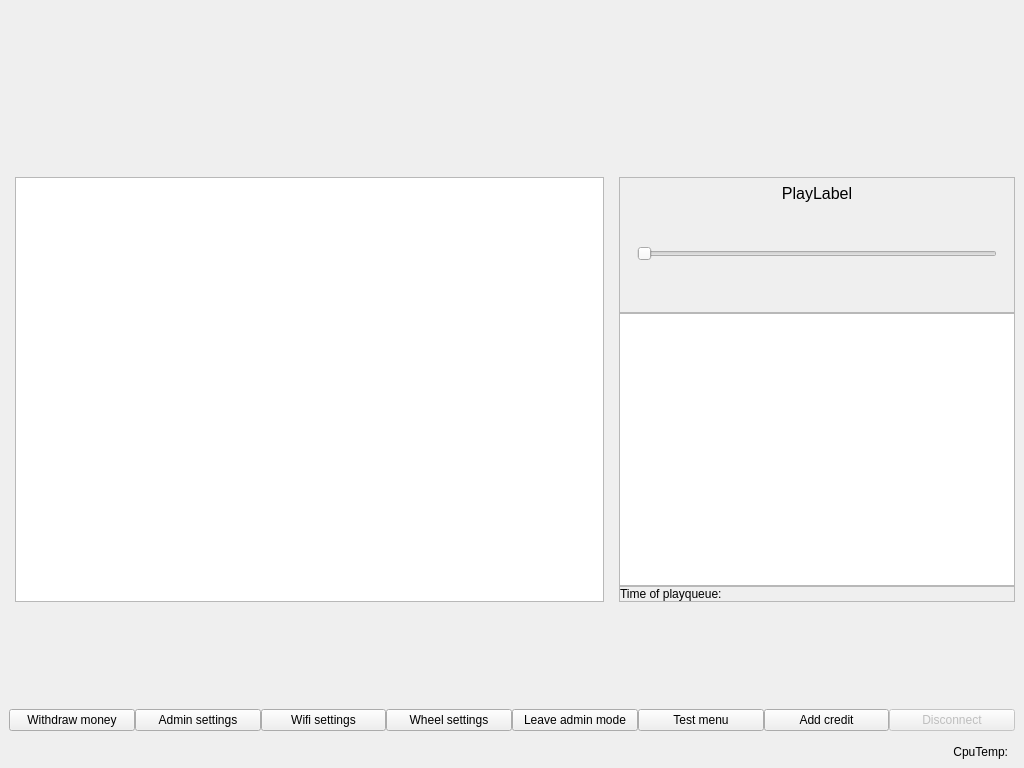
This is blue-app/ui/ui-design/MainWindow.ui in matus-u/sz-bluetooth as Qt 5 draws it before an edit. The edited form follows.
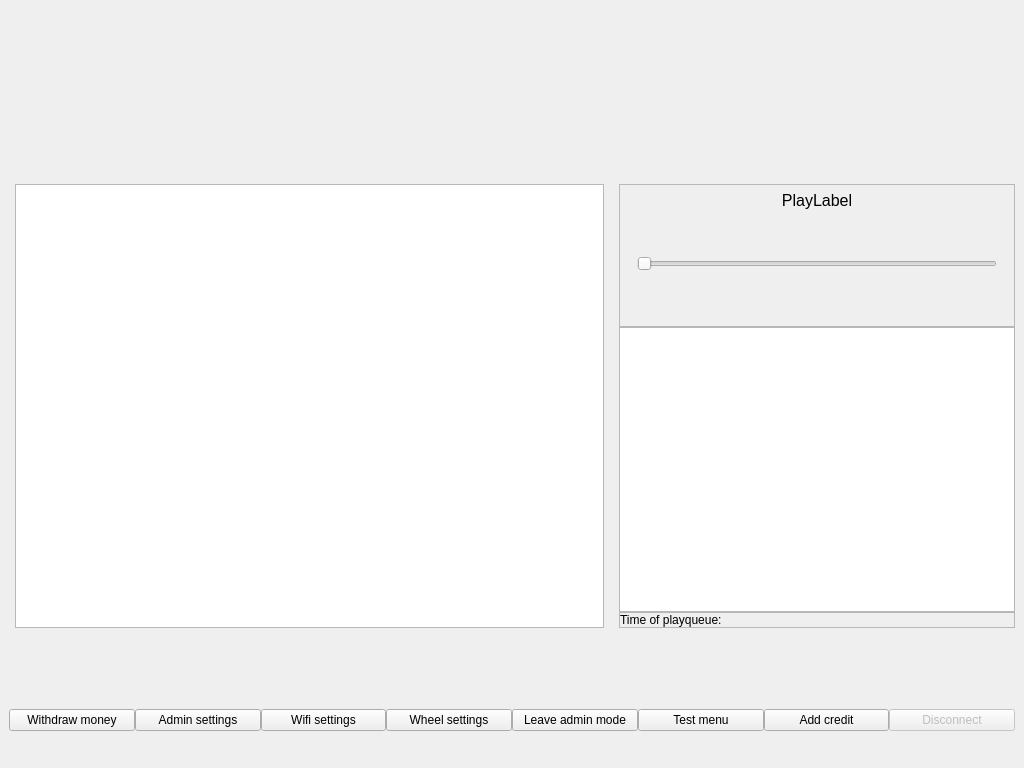
This is the edited form.

Commit message: move some widgets down, make more space

Diff of the .ui file:
```diff
--- a/blue-app/ui/ui-design/MainWindow.ui
+++ b/blue-app/ui/ui-design/MainWindow.ui
@@ -68,17 +68,17 @@
            </widget>
           </item>
           <item>
-           <spacer name="verticalSpacer_4">
-            <property name="orientation">
-             <enum>Qt::Vertical</enum>
+           <widget class="QLabel" name="actualTimeStampLabel">
+            <property name="sizePolicy">
+             <sizepolicy hsizetype="Minimum" vsizetype="Preferred">
+              <horstretch>0</horstretch>
+              <verstretch>0</verstretch>
+             </sizepolicy>
             </property>
-            <property name="sizeHint" stdset="0">
-             <size>
-              <width>20</width>
-              <height>40</height>
-             </size>
+            <property name="text">
+             <string/>
             </property>
-           </spacer>
+           </widget>
           </item>
          </layout>
         </item>
@@ -872,26 +872,6 @@
             </property>
            </spacer>
           </item>
-          <item>
-           <widget class="QLabel" name="servicePhoneLabel">
-            <property name="text">
-             <string/>
-            </property>
-           </widget>
-          </item>
-          <item>
-           <widget class="QLabel" name="nameLabel">
-            <property name="sizePolicy">
-             <sizepolicy hsizetype="Expanding" vsizetype="Preferred">
-              <horstretch>0</horstretch>
-              <verstretch>0</verstretch>
-             </sizepolicy>
-            </property>
-            <property name="text">
-             <string/>
-            </property>
-           </widget>
-          </item>
           <item>
            <widget class="QLabel" name="adminLeaveLabel">
             <property name="text">
@@ -1013,42 +993,36 @@
         <property name="rightMargin">
          <number>6</number>
         </property>
+        <item>
+         <widget class="QLabel" name="nameLabel">
+          <property name="text">
+           <string/>
+          </property>
+         </widget>
+        </item>
         <item>
          <widget class="QLabel" name="wifiStateLabel">
           <property name="text">
            <string/>
           </property>
+          <property name="alignment">
+           <set>Qt::AlignRight|Qt::AlignTrailing|Qt::AlignVCenter</set>
+          </property>
+         </widget>
+        </item>
+       </layout>
+      </item>
+      <item>
+       <layout class="QHBoxLayout" name="horizontalLayout_8" stretch="1,1,0">
+        <item>
+         <widget class="QLabel" name="servicePhoneLabel">
+          <property name="text">
+           <string/>
+          </property>
          </widget>
         </item>
         <item>
          <widget class="QLabel" name="serverStateLabel">
-          <property name="text">
-           <string/>
-          </property>
-          <property name="alignment">
-           <set>Qt::AlignRight|Qt::AlignTrailing|Qt::AlignVCenter</set>
-          </property>
-         </widget>
-        </item>
-       </layout>
-      </item>
-      <item>
-       <layout class="QHBoxLayout" name="horizontalLayout_8" stretch="0,1,0">
-        <item>
-         <widget class="QLabel" name="actualTimeStampLabel">
-          <property name="sizePolicy">
-           <sizepolicy hsizetype="Minimum" vsizetype="Preferred">
-            <horstretch>0</horstretch>
-            <verstretch>0</verstretch>
-           </sizepolicy>
-          </property>
-          <property name="text">
-           <string/>
-          </property>
-         </widget>
-        </item>
-        <item>
-         <widget class="QLabel" name="labelCpuTemp">
           <property name="enabled">
            <bool>true</bool>
           </property>
@@ -1059,7 +1033,7 @@
            </sizepolicy>
           </property>
           <property name="text">
-           <string>CpuTemp:</string>
+           <string/>
           </property>
           <property name="alignment">
            <set>Qt::AlignRight|Qt::AlignTrailing|Qt::AlignVCenter</set>
@@ -1071,6 +1045,12 @@
           <property name="enabled">
            <bool>true</bool>
           </property>
+          <property name="minimumSize">
+           <size>
+            <width>30</width>
+            <height>0</height>
+           </size>
+          </property>
           <property name="text">
            <string/>
           </property>
```
Left out of the diff: 4 changed lines with no effect on the pictures. The commit also changes 2 other files.
